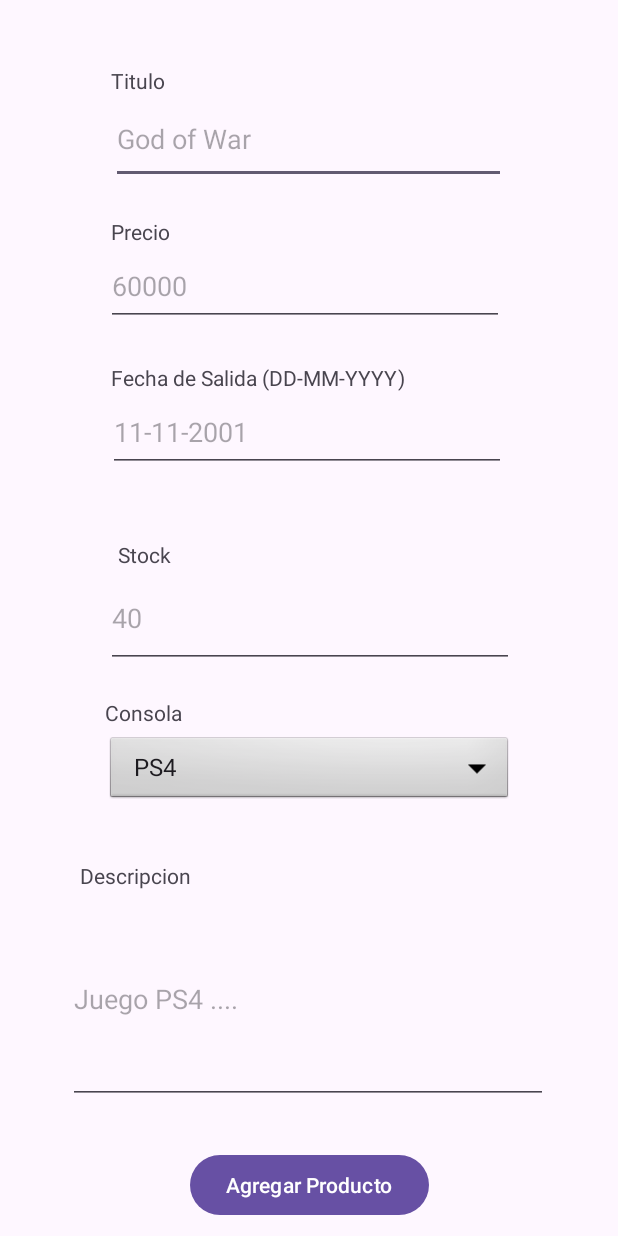
After one commit to agusaguerom/TP2-Android, an Android app: the InsertProductActivity screen opened directly, with no data from a screen before it, on a phone screen of 412 x 824 dp. The commit adds this screen. Run offline under Robolectric (Android 15) with nearby library versions, the phone set to English and light mode, and no system bars.

```diff
--- a/app/src/main/AndroidManifest.xml
+++ b/app/src/main/AndroidManifest.xml
@@ -12,6 +12,12 @@
         android:supportsRtl="true"
         android:theme="@style/Theme.Tp2"
         tools:targetApi="31">
+        <activity
+            android:name=".ProductDetailActivity"
+            android:exported="false" />
+        <activity
+            android:name=".InsertProductActivity"
+            android:exported="false" />
         <activity
             android:name=".InicioActivity"
             android:exported="false"
--- a/app/src/main/java/com/example/tp2/Fragments/UsersFragment.java
+++ b/app/src/main/java/com/example/tp2/Fragments/UsersFragment.java
@@ -3,7 +3,6 @@ package com.example.tp2.Fragments;
 import android.os.Bundle;
 
 import androidx.fragment.app.Fragment;
-import androidx.recyclerview.widget.GridLayoutManager;
 import androidx.recyclerview.widget.LinearLayoutManager;
 import androidx.recyclerview.widget.RecyclerView;
 
@@ -12,7 +11,7 @@ import android.view.View;
 import android.view.ViewGroup;
 
 import com.example.tp2.Adapters.UsersAdapter;
-import com.example.tp2.DatabaseHelper;
+import com.example.tp2.db.DatabaseHelper;
 import com.example.tp2.R;
 import com.example.tp2.model.Usuario;
 
--- /dev/null
+++ b/app/src/main/java/com/example/tp2/InsertProductActivity.java
@@ -0,0 +1,118 @@
+package com.example.tp2;
+
+import android.content.Intent;
+import android.os.Bundle;
+import android.view.View;
+import android.widget.ArrayAdapter;
+import android.widget.Button;
+import android.widget.EditText;
+import android.widget.Spinner;
+
+import androidx.activity.EdgeToEdge;
+import androidx.appcompat.app.AppCompatActivity;
+import androidx.core.graphics.Insets;
+import androidx.core.view.ViewCompat;
+import androidx.core.view.WindowInsetsCompat;
+
+import com.example.tp2.db.DatabaseHelper;
+import com.example.tp2.model.Consola;
+import com.google.android.material.textfield.TextInputEditText;
+
+import java.text.ParseException;
+import java.text.SimpleDateFormat;
+import java.util.ArrayList;
+import java.util.Date;
+import java.util.LinkedList;
+import java.util.List;
+
+public class InsertProductActivity extends AppCompatActivity {
+    EditText inputNombreProduct, inputPrecioProduct, inputFechaSalidaProduct, InputStockProducts;
+    TextInputEditText inputDescripcionProduct;
+    Button btnAgregarProducto;
+    Spinner spinnerConsolas;
+
+    @Override
+    protected void onCreate(Bundle savedInstanceState) {
+        super.onCreate(savedInstanceState);
+        EdgeToEdge.enable(this);
+        setContentView(R.layout.activity_insert_product);
+        ViewCompat.setOnApplyWindowInsetsListener(findViewById(R.id.main), (v, insets) -> {
+            Insets systemBars = insets.getInsets(WindowInsetsCompat.Type.systemBars());
+            v.setPadding(systemBars.left, systemBars.top, systemBars.right, systemBars.bottom);
+            return insets;
+        });
+
+        DatabaseHelper db = new DatabaseHelper(this);
+
+        inputNombreProduct = findViewById(R.id.inputNombreProduct);
+        inputPrecioProduct = findViewById(R.id.inputPrecioProduct);
+        inputFechaSalidaProduct = findViewById(R.id.inputFechaSalidaProduct);
+        InputStockProducts = findViewById(R.id.InputStockProducts);
+        Spinner spinnerConsolas = findViewById(R.id.spinner1);
+        inputDescripcionProduct = findViewById(R.id.InputDescripcionProduct);
+        btnAgregarProducto = findViewById(R.id.btnAgregarProducto);
+
+        LinkedList<Consola> listaConsolas = db.selectConsola();
+
+        List<String> nombresConsolas = new ArrayList<>();
+        for (Consola consola : listaConsolas) {
+            nombresConsolas.add(consola.getNombre());
+        }
+        ArrayAdapter<String> adapter = new ArrayAdapter<>(this, android.R.layout.simple_spinner_item, nombresConsolas);
+        adapter.setDropDownViewResource(android.R.layout.simple_spinner_dropdown_item);
+        spinnerConsolas.setAdapter(adapter);
+
+
+
+
+
+        btnAgregarProducto.setOnClickListener(new View.OnClickListener() {
+            @Override
+            public void onClick(View v) {
+
+                if (!isFechaValida(inputFechaSalidaProduct.getText().toString())) {
+                    inputFechaSalidaProduct.setError("La fecha debe tener el formato dd-MM-yyyy");
+                    return;
+                }
+                int posicionSeleccionada = spinnerConsolas.getSelectedItemPosition();
+                Consola consolaSeleccionada = listaConsolas.get(posicionSeleccionada);
+
+                SimpleDateFormat sdf = new SimpleDateFormat("dd-MM-yyyy");
+                Date fecha_salida = null;
+
+                String nombre = inputNombreProduct.getText().toString();
+                int precio = Integer.parseInt(inputPrecioProduct.getText().toString());
+                String descripcion = inputDescripcionProduct.getText().toString();
+                String inputfecha = inputFechaSalidaProduct.getText().toString();
+                try{
+                    fecha_salida = sdf.parse(inputfecha);
+                }catch (ParseException e){
+                    e.printStackTrace();
+                }
+                int stock = Integer.parseInt(InputStockProducts.getText().toString());
+                String imagen = "notimagefound";
+                Date finalFecha_salida = fecha_salida;
+
+                db.insertProducts(nombre,precio,descripcion, finalFecha_salida,stock,imagen, consolaSeleccionada);
+
+                Intent i = new Intent(InsertProductActivity.this, InicioActivity.class);
+                i.putExtra("mensajeproductoinsertado", "Producto agregado exitosamente");
+                startActivity(i);
+            }
+        });
+
+
+    }
+
+    private boolean isFechaValida(String date) {
+        SimpleDateFormat sdf = new SimpleDateFormat("dd-MM-yyyy");
+        sdf.setLenient(false); // Desactivar el modo permisivo
+        try {
+            sdf.parse(date);
+            return true;
+        } catch (ParseException e) {
+            return false;
+        }
+    }
+
+}
--- a/app/src/main/java/com/example/tp2/MainActivity.java
+++ b/app/src/main/java/com/example/tp2/MainActivity.java
@@ -15,6 +15,7 @@ import androidx.core.view.ViewCompat;
 import androidx.core.view.WindowInsetsCompat;
 
 
+import com.example.tp2.db.DatabaseHelper;
 import com.example.tp2.model.Usuario;
 
 import java.util.LinkedList;
--- /dev/null
+++ b/app/src/main/res/layout/activity_insert_product.xml
@@ -0,0 +1,174 @@
+<?xml version="1.0" encoding="utf-8"?>
+<androidx.constraintlayout.widget.ConstraintLayout xmlns:android="http://schemas.android.com/apk/res/android"
+    xmlns:app="http://schemas.android.com/apk/res-auto"
+    xmlns:tools="http://schemas.android.com/tools"
+    android:id="@+id/main"
+    android:layout_width="match_parent"
+    android:layout_height="match_parent"
+    tools:context=".InsertProductActivity">
+
+    <EditText
+        android:id="@+id/inputNombreProduct"
+        android:layout_width="263dp"
+        android:layout_height="59dp"
+        android:ems="10"
+        android:inputType="text"
+        android:hint="God of War"
+        app:layout_constraintBottom_toBottomOf="parent"
+        app:layout_constraintEnd_toEndOf="parent"
+        app:layout_constraintHorizontal_bias="0.497"
+        app:layout_constraintStart_toStartOf="parent"
+        app:layout_constraintTop_toTopOf="parent"
+        app:layout_constraintVertical_bias="0.083" />
+
+    <EditText
+        android:id="@+id/inputPrecioProduct"
+        android:layout_width="265dp"
+        android:layout_height="53dp"
+        android:contentDescription="Ingrese el Precio"
+        android:ems="10"
+        android:inputType="number"
+        android:hint="60000"
+        app:layout_constraintBottom_toBottomOf="parent"
+        app:layout_constraintEnd_toEndOf="parent"
+        app:layout_constraintHorizontal_bias="0.483"
+        app:layout_constraintStart_toStartOf="parent"
+        app:layout_constraintTop_toBottomOf="@+id/inputNombreProduct"
+        app:layout_constraintVertical_bias="0.064" />
+
+    <com.google.android.material.textfield.TextInputEditText
+        android:id="@+id/InputDescripcionProduct"
+        android:layout_width="320dp"
+        android:layout_height="139dp"
+        android:hint="Juego PS4 ...."
+        app:layout_constraintBottom_toBottomOf="parent"
+        app:layout_constraintEnd_toEndOf="parent"
+        app:layout_constraintHorizontal_bias="0.494"
+        app:layout_constraintStart_toStartOf="parent"
+        app:layout_constraintTop_toBottomOf="@+id/InputStockProducts"
+        app:layout_constraintVertical_bias="0.632" />
+
+    <TextView
+        android:id="@+id/textView7"
+        android:layout_width="wrap_content"
+        android:layout_height="wrap_content"
+        android:text="Descripcion"
+        app:layout_constraintBottom_toTopOf="@+id/InputDescripcionProduct"
+        app:layout_constraintEnd_toEndOf="parent"
+        app:layout_constraintHorizontal_bias="0.157"
+        app:layout_constraintStart_toStartOf="parent"
+        app:layout_constraintTop_toTopOf="parent"
+        app:layout_constraintVertical_bias="0.994" />
+
+    <EditText
+        android:id="@+id/inputFechaSalidaProduct"
+        android:layout_width="265dp"
+        android:layout_height="53dp"
+        android:ems="10"
+        android:inputType="text"
+        android:hint="11-11-2001"
+        app:layout_constraintBottom_toBottomOf="parent"
+        app:layout_constraintEnd_toEndOf="parent"
+        app:layout_constraintHorizontal_bias="0.493"
+        app:layout_constraintStart_toStartOf="parent"
+        app:layout_constraintTop_toBottomOf="@+id/inputPrecioProduct"
+        app:layout_constraintVertical_bias="0.08" />
+
+    <EditText
+        android:id="@+id/InputStockProducts"
+        android:layout_width="272dp"
+        android:layout_height="66dp"
+        android:contentDescription="Ingrese el Stock"
+        android:hint="40"
+        android:ems="10"
+        android:inputType="number"
+        app:layout_constraintBottom_toBottomOf="parent"
+        app:layout_constraintEnd_toEndOf="parent"
+        app:layout_constraintHorizontal_bias="0.506"
+        app:layout_constraintStart_toStartOf="parent"
+        app:layout_constraintTop_toTopOf="parent" />
+
+    <Button
+        android:id="@+id/btnAgregarProducto"
+        android:layout_width="wrap_content"
+        android:layout_height="wrap_content"
+        android:text="Agregar Producto"
+        app:layout_constraintBottom_toBottomOf="parent"
+        app:layout_constraintEnd_toEndOf="parent"
+        app:layout_constraintStart_toStartOf="parent"
+        app:layout_constraintTop_toBottomOf="@+id/InputDescripcionProduct"
+        app:layout_constraintVertical_bias="0.757" />
+
+    <TextView
+        android:id="@+id/textView3"
+        android:layout_width="wrap_content"
+        android:layout_height="wrap_content"
+        android:text="Titulo"
+        app:layout_constraintBottom_toTopOf="@+id/inputNombreProduct"
+        app:layout_constraintEnd_toEndOf="parent"
+        app:layout_constraintHorizontal_bias="0.196"
+        app:layout_constraintStart_toStartOf="parent"
+        app:layout_constraintTop_toTopOf="parent"
+        app:layout_constraintVertical_bias="1.0" />
+
+    <TextView
+        android:id="@+id/textView4"
+        android:layout_width="wrap_content"
+        android:layout_height="wrap_content"
+        android:text="Precio"
+        app:layout_constraintBottom_toTopOf="@+id/inputPrecioProduct"
+        app:layout_constraintEnd_toEndOf="parent"
+        app:layout_constraintHorizontal_bias="0.199"
+        app:layout_constraintStart_toStartOf="parent"
+        app:layout_constraintTop_toTopOf="parent"
+        app:layout_constraintVertical_bias="1.0" />
+
+    <TextView
+        android:id="@+id/textView5"
+        android:layout_width="wrap_content"
+        android:layout_height="wrap_content"
+        android:text="Fecha de Salida (DD-MM-YYYY)"
+        app:layout_constraintBottom_toTopOf="@+id/inputFechaSalidaProduct"
+        app:layout_constraintEnd_toEndOf="parent"
+        app:layout_constraintHorizontal_bias="0.344"
+        app:layout_constraintStart_toStartOf="parent"
+        app:layout_constraintTop_toTopOf="parent"
+        app:layout_constraintVertical_bias="1.0" />
+
+    <TextView
+        android:id="@+id/textView6"
+        android:layout_width="wrap_content"
+        android:layout_height="wrap_content"
+        android:text="Stock"
+        app:layout_constraintBottom_toTopOf="@+id/InputStockProducts"
+        app:layout_constraintEnd_toEndOf="parent"
+        app:layout_constraintHorizontal_bias="0.209"
+        app:layout_constraintStart_toStartOf="parent"
+        app:layout_constraintTop_toTopOf="parent"
+        app:layout_constraintVertical_bias="1.0" />
+
+    <Spinner
+        android:id="@+id/spinner1"
+        android:layout_width="271dp"
+        android:layout_height="48dp"
+        android:background="@android:drawable/btn_dropdown"
+        android:spinnerMode="dropdown"
+        app:layout_constraintBottom_toBottomOf="parent"
+        app:layout_constraintEnd_toEndOf="parent"
+        app:layout_constraintStart_toStartOf="parent"
+        app:layout_constraintTop_toTopOf="parent"
+        app:layout_constraintVertical_bias="0.631" />
+
+    <TextView
+        android:id="@+id/textView8"
+        android:layout_width="wrap_content"
+        android:layout_height="wrap_content"
+        android:text="Consola"
+        app:layout_constraintBottom_toBottomOf="parent"
+        app:layout_constraintEnd_toEndOf="parent"
+        app:layout_constraintHorizontal_bias="0.194"
+        app:layout_constraintStart_toStartOf="parent"
+        app:layout_constraintTop_toTopOf="parent"
+        app:layout_constraintVertical_bias="0.578" />
+
+</androidx.constraintlayout.widget.ConstraintLayout>
--- a/app/src/main/res/layout/item_products.xml
+++ b/app/src/main/res/layout/item_products.xml
@@ -54,10 +54,10 @@
                     android:text="Precio"
                     android:textColor="@android:color/black"
                     android:textSize="14sp" />
+            </LinearLayout>
 
             </LinearLayout>
 
-        </LinearLayout>
     </androidx.cardview.widget.CardView>
 
 </androidx.constraintlayout.widget.ConstraintLayout>
```
Also changed, not shown: app/src/main/java/com/example/tp2/Adapters/ProductAdapter.java (+34 -4 lines), app/src/main/java/com/example/tp2/Fragments/ProductsFragment.java (+16 -1 lines), app/src/main/java/com/example/tp2/InicioActivity.java (+12 -0 lines), app/src/main/java/com/example/tp2/ProductDetailActivity.java (added, +103 -0 lines), app/src/main/java/com/example/tp2/db/DatabaseHelper.java (renamed from app/src/main/java/com/example/tp2/DatabaseHelper.java, +5 -7 lines), app/src/main/res/layout/activity_product_detail.xml (added, +134 -0 lines), app/src/main/res/layout/fragment_products.xml (+13 -2 lines), app/src/main/res/drawable/notimagefound.png (added).
